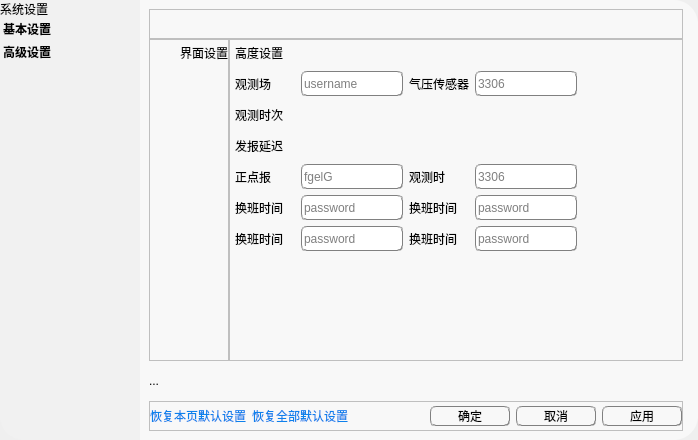
emperorFei/AHQC, file settingwidget.ui: the form before one commit.
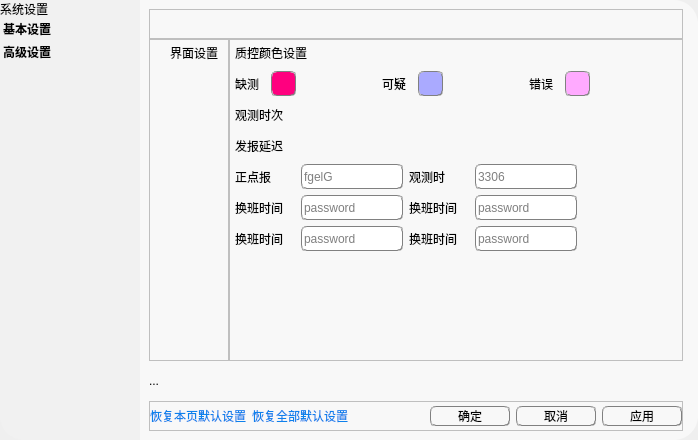
The form after the commit. The open tabs and pages were chosen to show the change. Icons and pictures are not drawn.

```diff
--- a/settingwidget.ui
+++ b/settingwidget.ui
@@ -440,7 +440,7 @@
 </string>
            </property>
            <property name="currentIndex">
-            <number>1</number>
+            <number>0</number>
            </property>
            <widget class="QWidget" name="uiSetting_page">
             <layout class="QGridLayout" name="gridLayout">
@@ -521,7 +521,7 @@
                  <number>0</number>
                 </property>
                 <property name="rightMargin">
-                 <number>0</number>
+                 <number>10</number>
                 </property>
                 <property name="bottomMargin">
                  <number>0</number>
@@ -769,6 +769,14 @@
                 <string notr="true">QLabel{
 	max-width:60;
 	min-width:60;
+}
+#missingColor_label,#suspectedColor_label,#errorColor_label{
+	max-width:30;
+	min-width:30;
+}
+#QCColor_label{
+	max-width:80;
+	min-width:80;
 }</string>
                </property>
                <property name="frameShape">
@@ -790,52 +798,13 @@
                 <property name="bottomMargin">
                  <number>0</number>
                 </property>
-                <item row="0" column="0">
-                 <layout class="QHBoxLayout" name="station_height_label_layout_2">
-                  <item>
-                   <widget class="QLabel" name="height_label_2">
-                    <property name="sizePolicy">
-                     <sizepolicy hsizetype="Preferred" vsizetype="Fixed">
-                      <horstretch>0</horstretch>
-                      <verstretch>0</verstretch>
-                     </sizepolicy>
-                    </property>
-                    <property name="minimumSize">
-                     <size>
-                      <width>60</width>
-                      <height>25</height>
-                     </size>
-                    </property>
-                    <property name="maximumSize">
-                     <size>
-                      <width>60</width>
-                      <height>25</height>
-                     </size>
-                    </property>
-                    <property name="text">
-                     <string>高度设置</string>
-                    </property>
-                   </widget>
-                  </item>
-                  <item>
-                   <spacer name="station_height_label_horizontalSpacer_2">
-                    <property name="orientation">
-                     <enum>Qt::Horizontal</enum>
-                    </property>
-                    <property name="sizeHint" stdset="0">
-                     <size>
-                      <width>40</width>
-                      <height>20</height>
-                     </size>
-                    </property>
-                   </spacer>
-                  </item>
-                 </layout>
-                </item>
-                <item row="1" column="0">
+                <item row="1" column="0" colspan="2">
                  <layout class="QHBoxLayout" name="height_edit_layout_2">
+                  <property name="spacing">
+                   <number>6</number>
+                  </property>
                   <item>
-                   <widget class="QLabel" name="station_height_label_2">
+                   <widget class="QLabel" name="missingColor_label">
                     <property name="sizePolicy">
                      <sizepolicy hsizetype="Preferred" vsizetype="Fixed">
                       <horstretch>0</horstretch>
@@ -844,49 +813,67 @@
                     </property>
                     <property name="minimumSize">
                      <size>
-                      <width>60</width>
+                      <width>30</width>
                       <height>25</height>
                      </size>
                     </property>
                     <property name="maximumSize">
                      <size>
-                      <width>60</width>
+                      <width>30</width>
                       <height>16777215</height>
                      </size>
                     </property>
                     <property name="text">
-                     <string>观测场</string>
+                     <string>缺测</string>
                     </property>
                    </widget>
                   </item>
                   <item>
-                   <widget class="QLineEdit" name="station_height_edit_2">
+                   <widget class="QPushButton" name="missingColor_btn">
+                    <property name="sizePolicy">
+                     <sizepolicy hsizetype="Fixed" vsizetype="Minimum">
+                      <horstretch>0</horstretch>
+                      <verstretch>0</verstretch>
+                     </sizepolicy>
+                    </property>
                     <property name="minimumSize">
                      <size>
-                      <width>0</width>
+                      <width>25</width>
                       <height>25</height>
                      </size>
                     </property>
                     <property name="maximumSize">
                      <size>
-                      <width>102</width>
+                      <width>25</width>
                       <height>25</height>
                      </size>
                     </property>
                     <property name="styleSheet">
-                     <string notr="true"/>
+                     <string notr="true">background-color: rgb(255, 0, 127);</string>
                     </property>
-                    <property name="placeholderText">
-                     <string>username</string>
+                    <property name="text">
+                     <string/>
                     </property>
                    </widget>
                   </item>
-                 </layout>
-                </item>
-                <item row="1" column="1">
-                 <layout class="QHBoxLayout" name="shiftTime_layout_6">
                   <item>
-                   <widget class="QLabel" name="presure_height_label_2">
+                   <spacer name="horizontalSpacer_3">
+                    <property name="orientation">
+                     <enum>Qt::Horizontal</enum>
+                    </property>
+                    <property name="sizeType">
+                     <enum>QSizePolicy::Fixed</enum>
+                    </property>
+                    <property name="sizeHint" stdset="0">
+                     <size>
+                      <width>80</width>
+                      <height>20</height>
+                     </size>
+                    </property>
+                   </spacer>
+                  </item>
+                  <item>
+                   <widget class="QLabel" name="suspectedColor_label">
                     <property name="sizePolicy">
                      <sizepolicy hsizetype="Preferred" vsizetype="Fixed">
                       <horstretch>0</horstretch>
@@ -895,45 +882,120 @@
                     </property>
                     <property name="minimumSize">
                      <size>
-                      <width>60</width>
+                      <width>30</width>
                       <height>25</height>
                      </size>
                     </property>
                     <property name="maximumSize">
                      <size>
-                      <width>60</width>
+                      <width>30</width>
+                      <height>16777215</height>
+                     </size>
+                    </property>
+                    <property name="text">
+                     <string>可疑</string>
+                    </property>
+                   </widget>
+                  </item>
+                  <item>
+                   <widget class="QPushButton" name="suspectedColor_btn">
+                    <property name="sizePolicy">
+                     <sizepolicy hsizetype="Fixed" vsizetype="Minimum">
+                      <horstretch>0</horstretch>
+                      <verstretch>0</verstretch>
+                     </sizepolicy>
+                    </property>
+                    <property name="minimumSize">
+                     <size>
+                      <width>25</width>
                       <height>25</height>
                      </size>
                     </property>
+                    <property name="maximumSize">
+                     <size>
+                      <width>25</width>
+                      <height>25</height>
+                     </size>
+                    </property>
+                    <property name="styleSheet">
+                     <string notr="true">background-color: rgb(170, 170, 255);</string>
+                    </property>
                     <property name="text">
-                     <string>气压传感器</string>
+                     <string/>
                     </property>
                    </widget>
                   </item>
                   <item>
-                   <widget class="QLineEdit" name="presure_height_edit_2">
+                   <spacer name="horizontalSpacer_4">
+                    <property name="orientation">
+                     <enum>Qt::Horizontal</enum>
+                    </property>
+                    <property name="sizeType">
+                     <enum>QSizePolicy::Fixed</enum>
+                    </property>
+                    <property name="sizeHint" stdset="0">
+                     <size>
+                      <width>80</width>
+                      <height>20</height>
+                     </size>
+                    </property>
+                   </spacer>
+                  </item>
+                  <item>
+                   <widget class="QLabel" name="errorColor_label">
+                    <property name="sizePolicy">
+                     <sizepolicy hsizetype="Preferred" vsizetype="Fixed">
+                      <horstretch>0</horstretch>
+                      <verstretch>0</verstretch>
+                     </sizepolicy>
+                    </property>
                     <property name="minimumSize">
                      <size>
-                      <width>0</width>
+                      <width>30</width>
                       <height>25</height>
                      </size>
                     </property>
                     <property name="maximumSize">
                      <size>
-                      <width>102</width>
+                      <width>30</width>
+                      <height>16777215</height>
+                     </size>
+                    </property>
+                    <property name="text">
+                     <string>错误</string>
+                    </property>
+                   </widget>
+                  </item>
+                  <item>
+                   <widget class="QPushButton" name="errorColor_btn">
+                    <property name="sizePolicy">
+                     <sizepolicy hsizetype="Fixed" vsizetype="Minimum">
+                      <horstretch>0</horstretch>
+                      <verstretch>0</verstretch>
+                     </sizepolicy>
+                    </property>
+                    <property name="minimumSize">
+                     <size>
+                      <width>25</width>
                       <height>25</height>
                      </size>
                     </property>
+                    <property name="maximumSize">
+                     <size>
+                      <width>25</width>
+                      <height>25</height>
+                     </size>
+                    </property>
                     <property name="styleSheet">
-                     <string notr="true"/>
+                     <string notr="true">background-color: rgb(255, 170, 255);</string>
                     </property>
-                    <property name="placeholderText">
-                     <string>3306</string>
+                    <property name="text">
+                     <string/>
                     </property>
                    </widget>
                   </item>
                   <item>
-                   <spacer name="height_edit_layout_horizontalSpacer_2">
+                   <spacer name="horizontalSpacer_2">
                     <property name="orientation">
                      <enum>Qt::Horizontal</enum>
                     </property>
@@ -947,7 +1009,7 @@
                   </item>
                  </layout>
                 </item>
-                <item row="3" column="0">
+                <item row="2" column="0">
                  <layout class="QHBoxLayout" name="observeTimes_layout_2">
                   <item>
                    <widget class="QLabel" name="observeTimes_label_2">
@@ -989,7 +1051,7 @@
                   </item>
                  </layout>
                 </item>
-                <item row="4" column="0">
+                <item row="3" column="0">
                  <layout class="QHBoxLayout" name="sendDelay_label_layout_2">
                   <item>
                    <widget class="QLabel" name="sendDelay_label_label_2">
@@ -1031,7 +1093,7 @@
                   </item>
                  </layout>
                 </item>
-                <item row="5" column="0" colspan="2">
+                <item row="4" column="0" colspan="2">
                  <layout class="QHBoxLayout" name="sendDelay_edit_layout_2">
                   <item>
                    <widget class="QLabel" name="onTime_sendDelay_label_2">
@@ -1142,20 +1204,7 @@
                   </item>
                  </layout>
                 </item>
-                <item row="11" column="0">
-                 <spacer name="stationSetting_verticalSpacer_2">
-                  <property name="orientation">
-                   <enum>Qt::Vertical</enum>
-                  </property>
-                  <property name="sizeHint" stdset="0">
-                   <size>
-                    <width>20</width>
-                    <height>40</height>
-                   </size>
-                  </property>
-                 </spacer>
-                </item>
-                <item row="6" column="0">
+                <item row="5" column="0">
                  <layout class="QHBoxLayout" name="shiftTime_layout_2">
                   <item>
                    <widget class="QLabel" name="shiftTime_label_2">
@@ -1206,58 +1255,7 @@
                   </item>
                  </layout>
                 </item>
-                <item row="7" column="0">
-                 <layout class="QHBoxLayout" name="shiftTime_layout_4">
-                  <item>
-                   <widget class="QLabel" name="shiftTime_label_4">
-                    <property name="sizePolicy">
-                     <sizepolicy hsizetype="Preferred" vsizetype="Fixed">
-                      <horstretch>0</horstretch>
-                      <verstretch>0</verstretch>
-                     </sizepolicy>
-                    </property>
-                    <property name="minimumSize">
-                     <size>
-                      <width>60</width>
-                      <height>25</height>
-                     </size>
-                    </property>
-                    <property name="maximumSize">
-                     <size>
-                      <width>60</width>
-                      <height>25</height>
-                     </size>
-                    </property>
-                    <property name="text">
-                     <string>换班时间</string>
-                    </property>
-                   </widget>
-                  </item>
-                  <item>
-                   <widget class="QLineEdit" name="shiftTime_edit_4">
-                    <property name="minimumSize">
-                     <size>
-                      <width>0</width>
-                      <height>25</height>
-                     </size>
-                    </property>
-                    <property name="maximumSize">
-                     <size>
-                      <width>102</width>
-                      <height>25</height>
-                     </size>
-                    </property>
-                    <property name="text">
-                     <string/>
-                    </property>
-                    <property name="placeholderText">
-                     <string>password</string>
-                    </property>
-                   </widget>
-                  </item>
-                 </layout>
-                </item>
-                <item row="6" column="1">
+                <item row="5" column="1">
                  <layout class="QHBoxLayout" name="shiftTime_layout_3">
                   <item>
                    <widget class="QLabel" name="shiftTime_label_3">
@@ -1321,7 +1319,58 @@
                   </item>
                  </layout>
                 </item>
-                <item row="7" column="1">
+                <item row="6" column="0">
+                 <layout class="QHBoxLayout" name="shiftTime_layout_4">
+                  <item>
+                   <widget class="QLabel" name="shiftTime_label_4">
+                    <property name="sizePolicy">
+                     <sizepolicy hsizetype="Preferred" vsizetype="Fixed">
+                      <horstretch>0</horstretch>
+                      <verstretch>0</verstretch>
+                     </sizepolicy>
+                    </property>
+                    <property name="minimumSize">
+                     <size>
+                      <width>60</width>
+                      <height>25</height>
+                     </size>
+                    </property>
+                    <property name="maximumSize">
+                     <size>
+                      <width>60</width>
+                      <height>25</height>
+                     </size>
+                    </property>
+                    <property name="text">
+                     <string>换班时间</string>
+                    </property>
+                   </widget>
+                  </item>
+                  <item>
+                   <widget class="QLineEdit" name="shiftTime_edit_4">
+                    <property name="minimumSize">
+                     <size>
+                      <width>0</width>
+                      <height>25</height>
+                     </size>
+                    </property>
+                    <property name="maximumSize">
+                     <size>
+                      <width>102</width>
+                      <height>25</height>
+                     </size>
+                    </property>
+                    <property name="text">
+                     <string/>
+                    </property>
+                    <property name="placeholderText">
+                     <string>password</string>
+                    </property>
+                   </widget>
+                  </item>
+                 </layout>
+                </item>
+                <item row="6" column="1">
                  <layout class="QHBoxLayout" name="shiftTime_layout_5">
                   <item>
                    <widget class="QLabel" name="shiftTime_label_5">
@@ -1385,6 +1434,61 @@
                   </item>
                  </layout>
                 </item>
+                <item row="7" column="0">
+                 <spacer name="stationSetting_verticalSpacer_2">
+                  <property name="orientation">
+                   <enum>Qt::Vertical</enum>
+                  </property>
+                  <property name="sizeHint" stdset="0">
+                   <size>
+                    <width>20</width>
+                    <height>40</height>
+                   </size>
+                  </property>
+                 </spacer>
+                </item>
+                <item row="0" column="0" colspan="2">
+                 <layout class="QHBoxLayout" name="station_height_label_layout_2">
+                  <item>
+                   <widget class="QLabel" name="QCColor_label">
+                    <property name="sizePolicy">
+                     <sizepolicy hsizetype="Preferred" vsizetype="Fixed">
+                      <horstretch>0</horstretch>
+                      <verstretch>0</verstretch>
+                     </sizepolicy>
+                    </property>
+                    <property name="minimumSize">
+                     <size>
+                      <width>80</width>
+                      <height>25</height>
+                     </size>
+                    </property>
+                    <property name="maximumSize">
+                     <size>
+                      <width>80</width>
+                      <height>25</height>
+                     </size>
+                    </property>
+                    <property name="text">
+                     <string>质控颜色设置</string>
+                    </property>
+                   </widget>
+                  </item>
+                  <item>
+                   <spacer name="station_height_label_horizontalSpacer_2">
+                    <property name="orientation">
+                     <enum>Qt::Horizontal</enum>
+                    </property>
+                    <property name="sizeHint" stdset="0">
+                     <size>
+                      <width>40</width>
+                      <height>20</height>
+                     </size>
+                    </property>
+                   </spacer>
+                  </item>
+                 </layout>
+                </item>
                </layout>
               </widget>
              </item>
@@ -1662,7 +1766,7 @@
                  <number>0</number>
                 </property>
                 <property name="rightMargin">
-                 <number>0</number>
+                 <number>10</number>
                 </property>
                 <property name="bottomMargin">
                  <number>0</number>
@@ -2327,7 +2431,7 @@
                  <number>0</number>
                 </property>
                 <property name="rightMargin">
-                 <number>0</number>
+                 <number>10</number>
                 </property>
                 <property name="bottomMargin">
                  <number>0</number>
@@ -3028,7 +3132,7 @@
                  <number>0</number>
                 </property>
                 <property name="rightMargin">
-                 <number>0</number>
+                 <number>10</number>
                 </property>
                 <property name="bottomMargin">
                  <number>0</number>
@@ -3696,7 +3800,7 @@
                  <number>0</number>
                 </property>
                 <property name="rightMargin">
-                 <number>0</number>
+                 <number>10</number>
                 </property>
                 <property name="bottomMargin">
                  <number>0</number>
```
